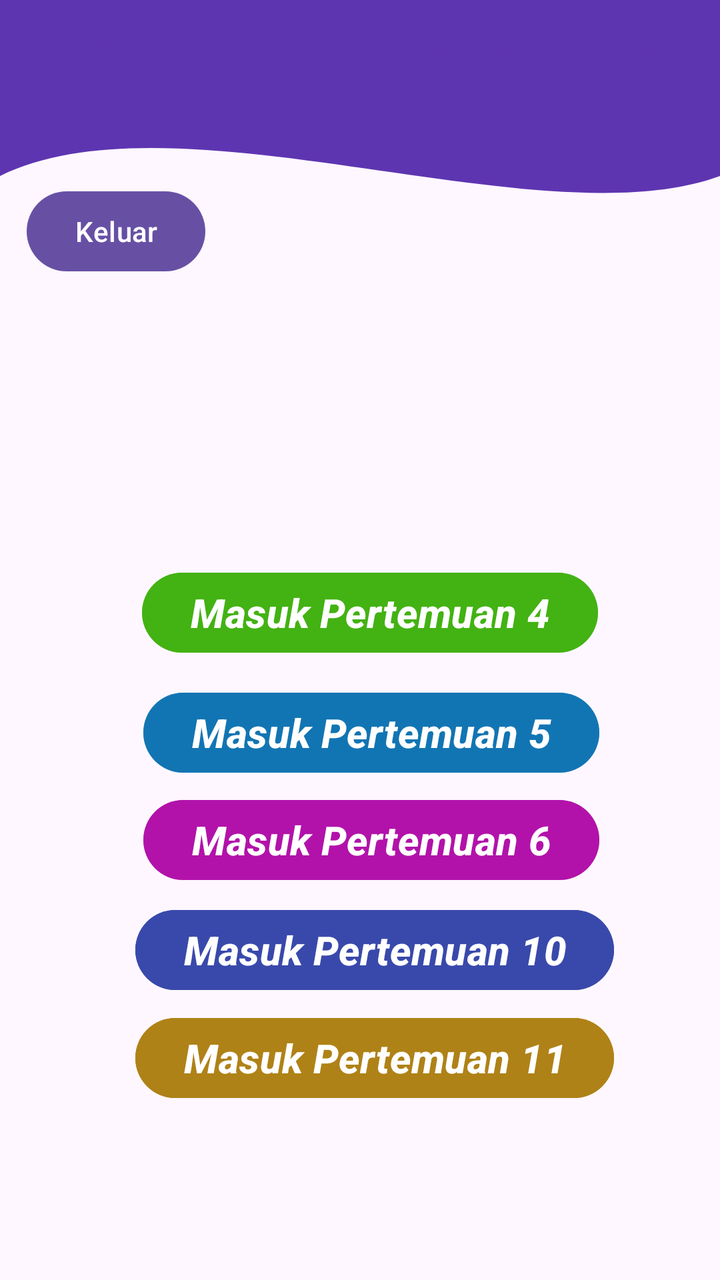
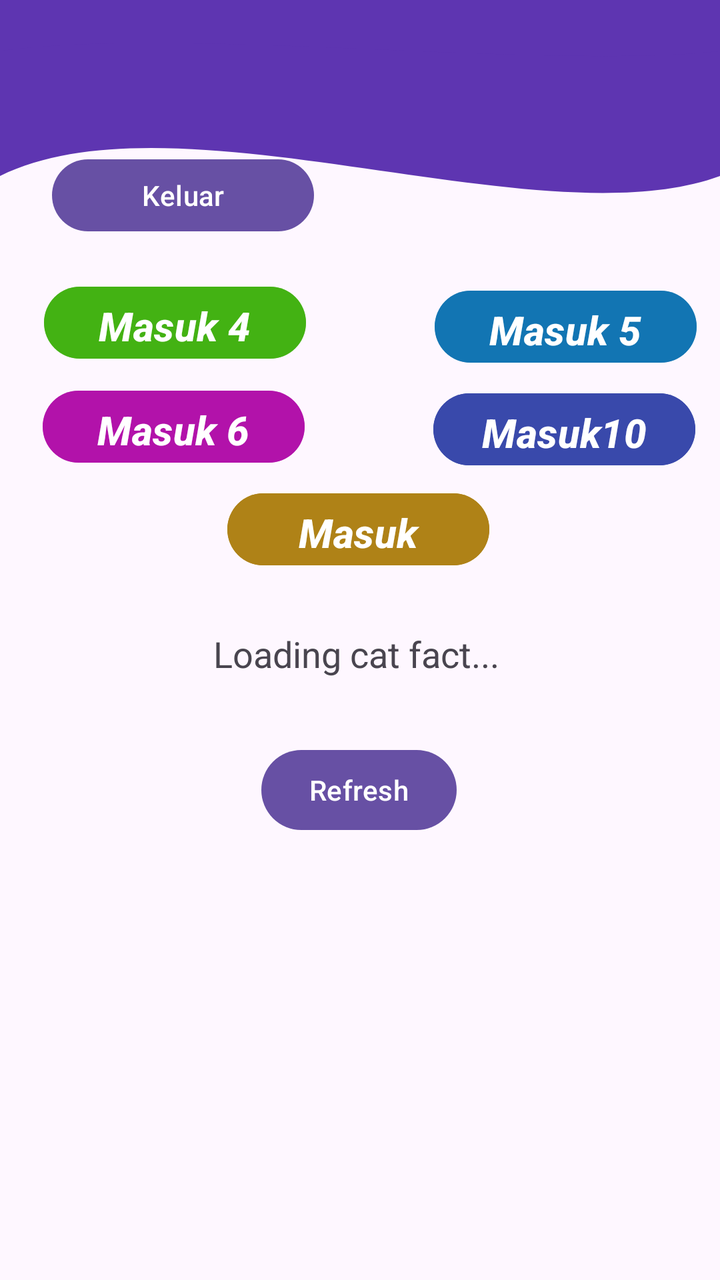

Before-and-after screenshots of an Android layout around one commit, followed by the original layout XML and the change that was made.
<!-- AndroidManifest.xml: application theme Theme.Saturnus_Bagas -->
<!-- res/layout/fragment_home.xml -->
<?xml version="1.0" encoding="utf-8"?>
<androidx.constraintlayout.widget.ConstraintLayout xmlns:android="http://schemas.android.com/apk/res/android"
    xmlns:tools="http://schemas.android.com/tools"
    android:layout_width="match_parent"
    android:layout_height="match_parent"
    xmlns:app="http://schemas.android.com/apk/res-auto"
    tools:context=".Home.HomeFragment">

    <View
        android:id="@+id/background_header"
        android:layout_width="0dp"
        android:layout_height="220dp"
        android:background="@drawable/bg_header_wave"
        app:layout_constraintStart_toStartOf="parent"
        app:layout_constraintEnd_toEndOf="parent"
        app:layout_constraintTop_toTopOf="parent"/>


    <androidx.appcompat.widget.Toolbar
        android:id="@+id/toolbar"
        android:layout_width="match_parent"
        android:layout_height="?attr/actionBarSize"
        android:background="@drawable/bg_header_wave"
        app:layout_constraintEnd_toEndOf="parent"
        app:layout_constraintStart_toStartOf="parent"
        app:layout_constraintTop_toTopOf="parent"
        app:layout_scrollFlags="scroll|enterAlways"
        app:titleTextColor="@android:color/white" />

    <Button
        android:id="@+id/btnMasuk"
        android:layout_width="wrap_content"
        android:layout_height="wrap_content"
        android:backgroundTint="#BA35AD00"
        android:text="Masuk Pertemuan 4"
        android:textSize="20sp"
        android:textStyle="bold |italic"
        app:layout_constraintBottom_toBottomOf="parent"
        app:layout_constraintEnd_toEndOf="parent"
        app:layout_constraintHorizontal_bias="0.538"
        app:layout_constraintStart_toStartOf="parent"
        app:layout_constraintTop_toTopOf="parent"
        app:layout_constraintVertical_bias="0.477" />

    <Button
        android:id="@+id/btnToTenth"
        android:layout_width="wrap_content"
        android:layout_height="wrap_content"
        android:backgroundTint="#3949AB"
        android:text="Masuk Pertemuan 10"
        android:textSize="20sp"
        android:textStyle="bold |italic"
        app:layout_constraintBottom_toBottomOf="parent"
        app:layout_constraintEnd_toEndOf="parent"
        app:layout_constraintHorizontal_bias="0.561"
        app:layout_constraintStart_toStartOf="parent"
        app:layout_constraintTop_toTopOf="parent"
        app:layout_constraintVertical_bias="0.762" />

    <Button
        android:id="@+id/btnToElevent"
        android:layout_width="wrap_content"
        android:layout_height="wrap_content"
        android:backgroundTint="#AF8217"
        android:text="Masuk Pertemuan 11"
        android:textSize="20sp"
        android:textStyle="bold |italic"
        app:layout_constraintBottom_toBottomOf="parent"
        app:layout_constraintEnd_toEndOf="parent"
        app:layout_constraintHorizontal_bias="0.561"
        app:layout_constraintStart_toStartOf="parent"
        app:layout_constraintTop_toTopOf="parent"
        app:layout_constraintVertical_bias="0.853" />

    <Button
        android:id="@+id/btnMasukP6"
        android:layout_width="wrap_content"
        android:layout_height="wrap_content"
        android:backgroundTint="#BAAD00A4"
        android:text="Masuk Pertemuan 6"
        android:textSize="20sp"
        android:textStyle="bold |italic"
        app:layout_constraintBottom_toBottomOf="parent"
        app:layout_constraintEnd_toEndOf="parent"
        app:layout_constraintHorizontal_bias="0.543"
        app:layout_constraintStart_toStartOf="parent"
        app:layout_constraintTop_toTopOf="parent"
        app:layout_constraintVertical_bias="0.669" />

    <Button
        android:id="@+id/btnMasukP5"
        android:layout_width="wrap_content"
        android:layout_height="wrap_content"
        android:backgroundTint="#BA006BAD"
        android:text="Masuk Pertemuan 5"
        android:textSize="20sp"
        android:textStyle="bold |italic"
        app:layout_constraintBottom_toBottomOf="parent"
        app:layout_constraintEnd_toEndOf="parent"
        app:layout_constraintHorizontal_bias="0.543"
        app:layout_constraintStart_toStartOf="parent"
        app:layout_constraintTop_toTopOf="parent"
        app:layout_constraintVertical_bias="0.578" />

    <Button
        android:id="@+id/btnLogout"
        android:layout_width="wrap_content"
        android:layout_height="wrap_content"
        android:text="Keluar"
        app:layout_constraintBottom_toBottomOf="parent"
        app:layout_constraintEnd_toEndOf="parent"
        app:layout_constraintHorizontal_bias="0.049"
        app:layout_constraintStart_toStartOf="parent"
        app:layout_constraintTop_toTopOf="parent"
        app:layout_constraintVertical_bias="0.155" />

</androidx.constraintlayout.widget.ConstraintLayout>
<!-- resources referenced by this layout -->
<resources>
  <!-- drawable bg_header_wave (drawable) -->
  <?xml version="1.0" encoding="utf-8"?>
  <vector xmlns:android="http://schemas.android.com/apk/res/android"
      android:width="100dp"
      android:height="100dp"
      android:viewportWidth="100"
      android:viewportHeight="100">
  
      
      <path
          android:fillColor="#5E35B1"
          android:pathData="
              M0,0
              L100,0
              L100,40
              C 75,55
                25,20
                0,40
              Z" />
  </vector>
  <style name="Theme.Saturnus_Bagas" parent="Base.Theme.Saturnus_Bagas" />
  <style name="Base.Theme.Saturnus_Bagas" parent="Theme.Material3.DayNight.NoActionBar">
          
          
      </style>
</resources>

<!-- the commit's change to res/layout/fragment_home.xml (unified diff, before → after) -->
@@ -27,91 +27,127 @@
         app:layout_scrollFlags="scroll|enterAlways"
         app:titleTextColor="@android:color/white" />
 
+
     <Button
-        android:id="@+id/btnMasuk"
-        android:layout_width="wrap_content"
-        android:layout_height="wrap_content"
-        android:backgroundTint="#BA35AD00"
-        android:text="Masuk Pertemuan 4"
+        android:id="@+id/btnToElevent"
+        android:layout_width="131dp"
+        android:layout_height="44dp"
+        android:backgroundTint="#AF8217"
+        android:text="Masuk 11"
         android:textSize="20sp"
         android:textStyle="bold |italic"
         app:layout_constraintBottom_toBottomOf="parent"
         app:layout_constraintEnd_toEndOf="parent"
-        app:layout_constraintHorizontal_bias="0.538"
+        app:layout_constraintHorizontal_bias="0.497"
         app:layout_constraintStart_toStartOf="parent"
         app:layout_constraintTop_toTopOf="parent"
-        app:layout_constraintVertical_bias="0.477" />
+        app:layout_constraintVertical_bias="0.407" />
 
     <Button
         android:id="@+id/btnToTenth"
-        android:layout_width="wrap_content"
-        android:layout_height="wrap_content"
+        android:layout_width="131dp"
+        android:layout_height="44dp"
         android:backgroundTint="#3949AB"
-        android:text="Masuk Pertemuan 10"
+        android:text="Masuk10"
         android:textSize="20sp"
         android:textStyle="bold |italic"
         app:layout_constraintBottom_toBottomOf="parent"
         app:layout_constraintEnd_toEndOf="parent"
-        app:layout_constraintHorizontal_bias="0.561"
+        app:layout_constraintHorizontal_bias="0.946"
         app:layout_constraintStart_toStartOf="parent"
         app:layout_constraintTop_toTopOf="parent"
-        app:layout_constraintVertical_bias="0.762" />
+        app:layout_constraintVertical_bias="0.323" />
 
     <Button
-        android:id="@+id/btnToElevent"
-        android:layout_width="wrap_content"
-        android:layout_height="wrap_content"
-        android:backgroundTint="#AF8217"
-        android:text="Masuk Pertemuan 11"
+        android:id="@+id/btnMasukP6"
+        android:layout_width="131dp"
+        android:layout_height="44dp"
+        android:backgroundTint="#BAAD00A4"
+        android:text="Masuk 6"
         android:textSize="20sp"
         android:textStyle="bold |italic"
         app:layout_constraintBottom_toBottomOf="parent"
         app:layout_constraintEnd_toEndOf="parent"
-        app:layout_constraintHorizontal_bias="0.561"
+        app:layout_constraintHorizontal_bias="0.093"
         app:layout_constraintStart_toStartOf="parent"
         app:layout_constraintTop_toTopOf="parent"
-        app:layout_constraintVertical_bias="0.853" />
+        app:layout_constraintVertical_bias="0.321" />
 
     <Button
-        android:id="@+id/btnMasukP6"
-        android:layout_width="wrap_content"
-        android:layout_height="wrap_content"
-        android:backgroundTint="#BAAD00A4"
-        android:text="Masuk Pertemuan 6"
+        android:id="@+id/btnMasuk"
+        android:layout_width="131dp"
+        android:layout_height="44dp"
+        android:backgroundTint="#BA35AD00"
+        android:text="Masuk 4"
         android:textSize="20sp"
         android:textStyle="bold |italic"
         app:layout_constraintBottom_toBottomOf="parent"
         app:layout_constraintEnd_toEndOf="parent"
-        app:layout_constraintHorizontal_bias="0.543"
+        app:layout_constraintHorizontal_bias="0.096"
         app:layout_constraintStart_toStartOf="parent"
         app:layout_constraintTop_toTopOf="parent"
-        app:layout_constraintVertical_bias="0.669" />
+        app:layout_constraintVertical_bias="0.234" />
 
     <Button
         android:id="@+id/btnMasukP5"
-        android:layout_width="wrap_content"
-        android:layout_height="wrap_content"
+        android:layout_width="131dp"
+        android:layout_height="44dp"
         android:backgroundTint="#BA006BAD"
-        android:text="Masuk Pertemuan 5"
+        android:text="Masuk 5"
         android:textSize="20sp"
         android:textStyle="bold |italic"
         app:layout_constraintBottom_toBottomOf="parent"
         app:layout_constraintEnd_toEndOf="parent"
-        app:layout_constraintHorizontal_bias="0.543"
+        app:layout_constraintHorizontal_bias="0.949"
         app:layout_constraintStart_toStartOf="parent"
         app:layout_constraintTop_toTopOf="parent"
-        app:layout_constraintVertical_bias="0.578" />
+        app:layout_constraintVertical_bias="0.237" />
+
+    <TextView
+        android:id="@+id/tvCatFact"
+        android:layout_width="match_parent"
+        android:layout_height="wrap_content"
+        android:layout_marginTop="28dp"
+        android:layout_marginEnd="4dp"
+        android:gravity="center"
+        android:text="Loading cat fact..."
+        android:textAlignment="center"
+        android:textSize="18sp"
+        app:layout_constraintEnd_toEndOf="parent"
+        app:layout_constraintTop_toBottomOf="@+id/btnToElevent" />
+
+    <Button
+        android:id="@+id/btnRefresh"
+        android:layout_width="wrap_content"
+        android:layout_height="wrap_content"
+        android:layout_marginTop="32dp"
+        android:text="Refresh"
+        app:layout_constraintEnd_toEndOf="parent"
+        app:layout_constraintHorizontal_bias="0.498"
+        app:layout_constraintStart_toStartOf="parent"
+        app:layout_constraintTop_toBottomOf="@+id/tvCatFact" />
+
+    <androidx.recyclerview.widget.RecyclerView
+        android:id="@+id/rvGallery"
+        android:layout_width="match_parent"
+        android:layout_height="0dp"
+        android:layout_marginTop="16dp"
+        android:padding="8dp"
+        app:layout_constraintTop_toBottomOf="@+id/btnRefresh"
+        tools:layout_editor_absoluteX="-16dp" />
+
 
     <Button
         android:id="@+id/btnLogout"
-        android:layout_width="wrap_content"
-        android:layout_height="wrap_content"
+        android:layout_width="131dp"
+        android:layout_height="44dp"
         android:text="Keluar"
         app:layout_constraintBottom_toBottomOf="parent"
         app:layout_constraintEnd_toEndOf="parent"
-        app:layout_constraintHorizontal_bias="0.049"
+        app:layout_constraintHorizontal_bias="0.114"
         app:layout_constraintStart_toStartOf="parent"
         app:layout_constraintTop_toTopOf="parent"
-        app:layout_constraintVertical_bias="0.155" />
+        app:layout_constraintVertical_bias="0.127" />
+
 
 </androidx.constraintlayout.widget.ConstraintLayout>
